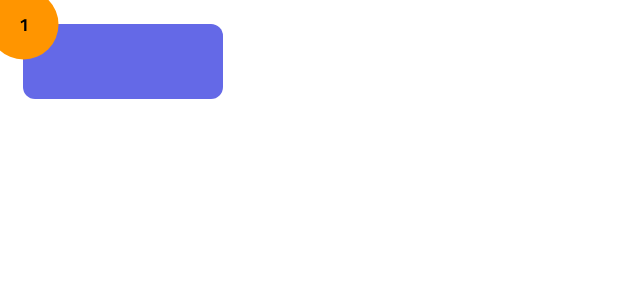
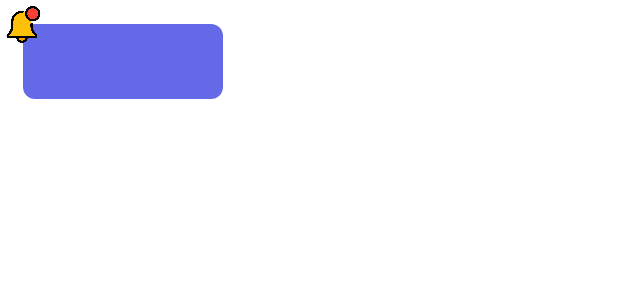
Before and after one commit to AhmedMAbdelrazik/YallaOrder_Android, an Android app built with Jetpack Compose: the @Preview function ActionItemPreview, on a phone screen of 412 x 824 dp. Shown: the top 300 px of the screen. Run offline under Robolectric (Android 15) with nearby library versions, the phone set to English and light mode, and no system bars; our stand-ins replace constraintlayout-compose; libraries missing offline, so code that uses them is left out: coil.decode; pictures from the network do not load.

```diff
--- a/app/src/main/java/com/isoft/yallaorder/HomeScreen.kt
+++ b/app/src/main/java/com/isoft/yallaorder/HomeScreen.kt
@@ -396,7 +396,7 @@ fun HomeScreen(){
                         .padding(5.dp))
             }
         }
-        if(getSheetDataState.status == Constants.STATUS_PENDING && getSheetDataState.menuList!=null && !isOrderConfirmed) {
+        if(getSheetDataState.status == Constants.STATUS_PENDING && getSheetDataState.menuList!=null) {
             Text(
                 modifier = Modifier
                     .constrainAs(selectFromMenuText) {
@@ -509,7 +509,6 @@ fun HomeScreen(){
                         end.linkTo(parent.end, 10.dp)
                     },
                 text = when (getSheetDataState.status) {
-                    Constants.STATUS_PENDING -> stringResource(id = R.string.collect_order)
                     Constants.STATUS_ORDERED -> stringResource(id = R.string.wait_for_order)
                     Constants.STATUS_DELIVERED -> stringResource(id = R.string.order_arrived)
                     else -> ""
@@ -519,6 +518,7 @@ fun HomeScreen(){
                 fontSize = 20.sp
             )
 
+            val orderStatusSize = if(getSheetDataState.status == Constants.STATUS_ORDERED || getSheetDataState.status == Constants.STATUS_DELIVERED) 500.dp else 200.dp
                 Image(
                     modifier = Modifier
                         .constrainAs(orderStatusImage) {
@@ -527,13 +527,12 @@ fun HomeScreen(){
                             end.linkTo(parent.end, 10.dp)
                             bottom.linkTo(parent.bottom)
                         }
-                        .width(500.dp)
-                        .height(500.dp),
+                        .width(orderStatusSize)
+                        .height(orderStatusSize),
                     painter = rememberAsyncImagePainter(
                         when (getSheetDataState.status) {
                             Constants.STATUS_ORDERED -> R.drawable.delivery_man
                             Constants.STATUS_DELIVERED -> R.drawable.order_ready_status
-                            Constants.STATUS_PENDING -> R.drawable.order_calling_status
                             else -> R.drawable.loading
                         },
                         imageLoader
@@ -700,7 +699,9 @@ fun HomeScreen(){
                 }
             )
         ) {
-            BottomPopupMyOrders()
+            BottomPopupMyOrders(){
+
+            }
         }
 
         BackHandler(enabled = true) {
@@ -899,7 +900,7 @@ fun ActionItem(
           name,
           image,
           backgroundBox,
-          myOrdersNumberText
+          myOrdersNotification
       ) = createRefs()
 
       Box(modifier = Modifier
@@ -938,25 +939,17 @@ fun ActionItem(
       )
 
       if(isOrderConfirmed && action.name == stringResource(id = R.string.my_orders)){
-          Text(
+          Image(
               modifier = Modifier
-                  .constrainAs(myOrdersNumberText) {
+                  .constrainAs(myOrdersNotification) {
                       top.linkTo(backgroundBox.top)
                       bottom.linkTo(backgroundBox.top)
                       start.linkTo(backgroundBox.start)
                       end.linkTo(backgroundBox.start)
-                  }
-                  .drawBehind {
-                      drawCircle(
-                          color = Orange,
-                          radius = 35f
-                      )
-                  }
-                  .padding(5.dp),
-              text = "1",
-              color = Color.Black,
-              fontFamily = bold,
-              fontSize = 12.sp
+                  }.width(25.dp)
+                  .height(25.dp),
+              painter = painterResource(id = R.drawable.ic_notification),
+              contentDescription = "myOrdersNotification"
           )
       }
   }
--- a/app/src/main/res/values/strings.xml
+++ b/app/src/main/res/values/strings.xml
@@ -32,5 +32,6 @@
     <string name="no_orders_found">مافيش اوردرات قديمة</string>
     <string name="default_notification_channel_id">YallaOrderApp</string>
     <string name="search">ابحث</string>
+    <string name="cancel">الغاء</string>
 
 </resources>
```
Also changed, not shown: app/src/main/java/com/isoft/yallaorder/BottomPopupMyOrders.kt (+66 -16 lines), app/src/main/java/com/isoft/yallaorder/Utils.kt (+11 -0 lines), app/src/main/res/drawable/ic_notification.png (added).
